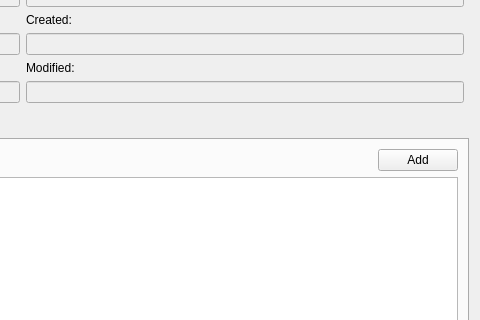
This is src/modules/sns/SNSTopicDetailsDialog.ui in jensvogt/awsmock-qt-ui as Qt 5 draws it before an edit; both pictures show x 873 to 1353 and y 99 to 419 of the 1353 by 655 pixel window. The edited form follows.
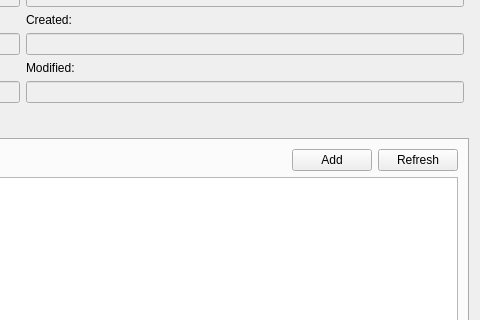
This is the edited form. The open tabs and pages were chosen to show the change.

Commit message: feat: add SNS tabs (attributes, tags, subscriptions)

Diff of the .ui file:
```diff
--- a/src/modules/sns/SNSTopicDetailsDialog.ui
+++ b/src/modules/sns/SNSTopicDetailsDialog.ui
@@ -285,6 +285,13 @@
            </property>
           </widget>
          </item>
+         <item>
+          <widget class="QPushButton" name="subscriptionRefreshButton">
+           <property name="text">
+            <string>Refresh</string>
+           </property>
+          </widget>
+         </item>
         </layout>
        </item>
        <item>
```
Left out of the diff: 2 changed lines with no effect on the pictures. The commit also changes 5 other files.
